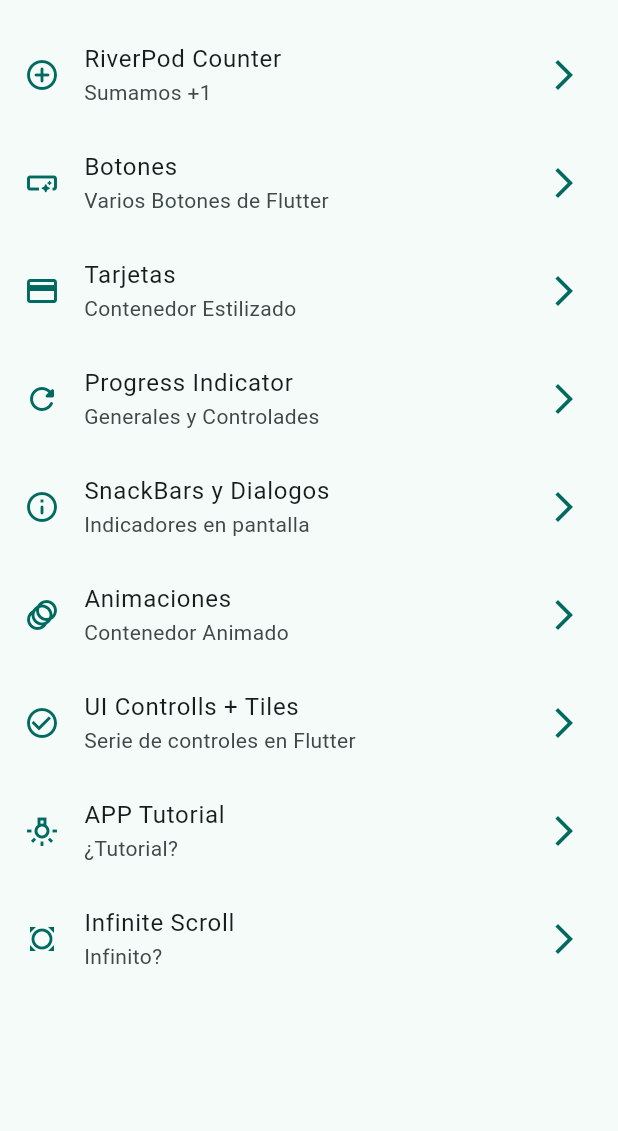
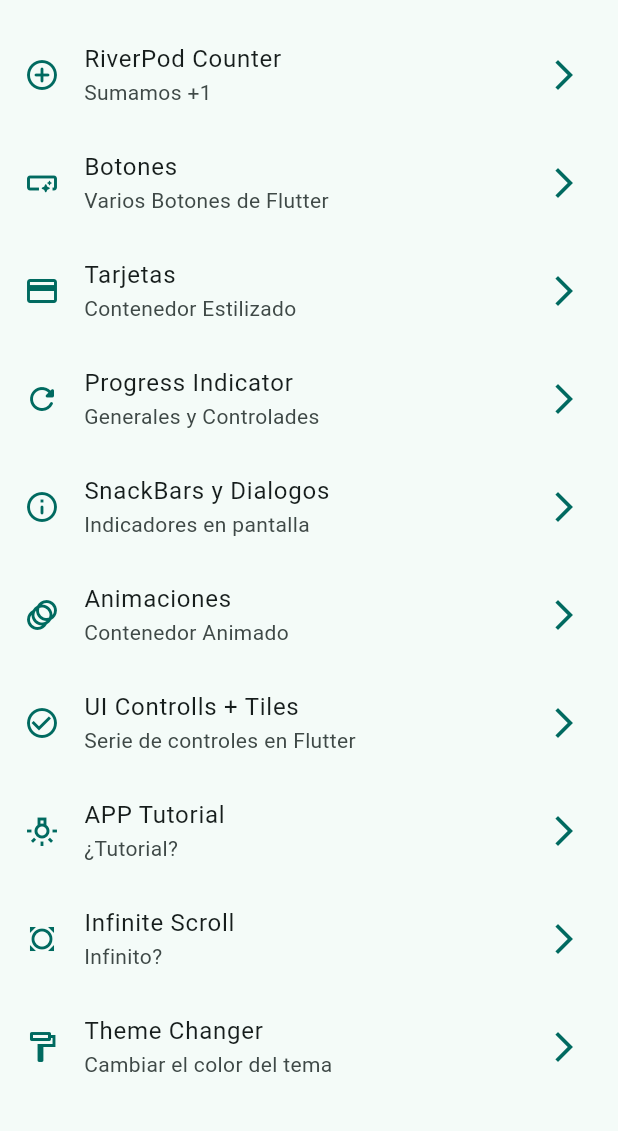
Before and after one commit to TheLogan21/Widgets-App, a Flutter app: the screen it shows after launch, on a phone screen of 412 x 824 dp, the part 63-1194 px from its top. Run offline on Flutter 3.47's test engine with Material 3 defaults, Android fonts, the phone set to English and light mode, and no system bars; our stand-ins replace animate_do, flutter_riverpod, go_router.

Commit message:
riverpod pruebas y ejercicios setting

```diff
--- a/lib/Presentation/Screens/screens.dart
+++ b/lib/Presentation/Screens/screens.dart
@@ -8,4 +8,5 @@ export 'package:widgets_app/Presentation/Screens/infinite_scroll/infinite_scroll
 export 'package:widgets_app/Presentation/Screens/progress/progress_screen.dart';
 export 'package:widgets_app/Presentation/Screens/snackbar/snack_bar_screen.dart';
 export 'package:widgets_app/Presentation/Screens/UI_controls/ui_controlls_screen.dart';
+export 'package:widgets_app/Presentation/Screens/theme_changer_screen/theme_changer.dart';
 //esto es un archivo de barril
--- /dev/null
+++ b/lib/Presentation/providers/theme_provider.dart
@@ -0,0 +1,14 @@
+import 'package:flutter_riverpod/flutter_riverpod.dart';
+import 'package:widgets_app/config/Theme/app_theme.dart';
+
+final themeProvider = StateProvider(
+  (ref) => true,
+);
+
+// Listado de Colores
+
+final colorListProvider = Provider((ref) => coloresTemas);
+
+//un simple entero
+
+final selectedColor = StateProvider((ref) => 0);
--- a/lib/config/menu/menu_items.dart
+++ b/lib/config/menu/menu_items.dart
@@ -59,4 +59,9 @@ const List<MenuItems> appMenuItems = [
       link: "/infinite_scroll",
       title: "Infinite Scroll",
       subtitle: "Infinito?"),
+  MenuItems(
+      icono: Icons.format_paint_outlined,
+      link: "/theme_changer",
+      title: "Theme Changer",
+      subtitle: "Cambiar el color del tema"),
 ];
--- a/lib/config/routers/router_path_config.dart
+++ b/lib/config/routers/router_path_config.dart
@@ -1,5 +1,6 @@
 import 'package:go_router/go_router.dart';
 import 'package:widgets_app/Presentation/Screens/screens.dart';
+
 
 final appRouter = GoRouter(initialLocation: "/", routes: [
   GoRoute(
@@ -52,4 +53,9 @@ final appRouter = GoRouter(initialLocation: "/", routes: [
     path: "/counter_screen",
     builder: (context, state) => CounterScreen(),
   ),
+  GoRoute(
+    name: ThemeChanger.name,
+    path: "/theme_changer",
+    builder: (context, state) => ThemeChanger(),
+  ),
 ]);
```
Also changed, not shown: lib/Presentation/Screens/contador/counter_screen.dart (+14 -1 lines), lib/Presentation/Screens/theme_changer_screen/theme_changer.dart (added, +60 -0 lines).
